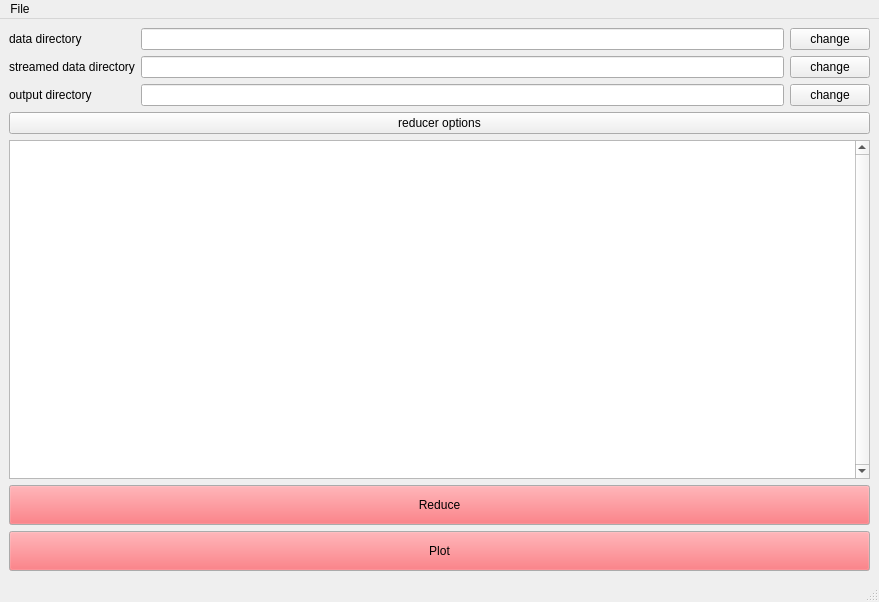
Above: refnx/reduce/_app/ui/slim.ui from refnx/refnx before the change. Below: the same form after it.
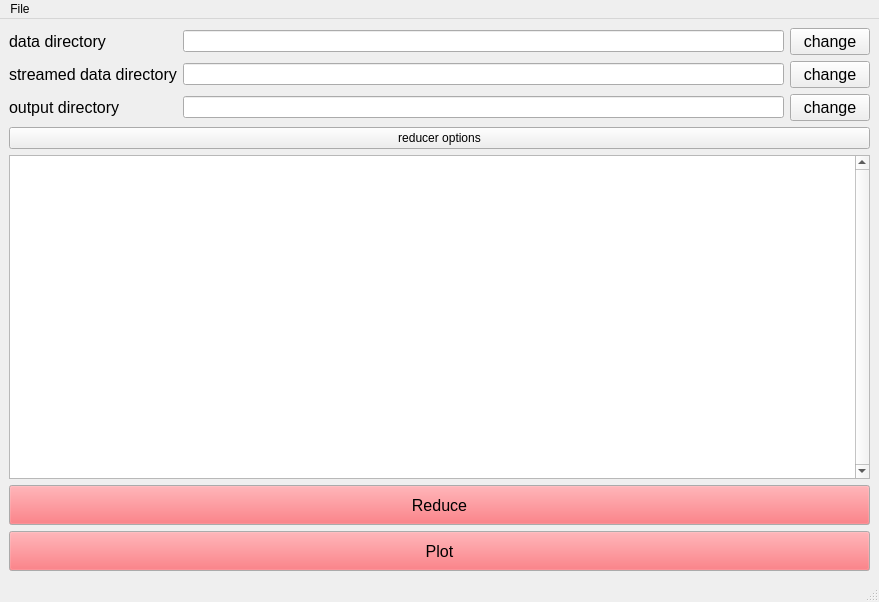
That is the form after the change.

Commit message: MAINT: fix various aspects of slim app

The edit to the form file:
```diff
--- a/refnx/reduce/_app/ui/slim.ui
+++ b/refnx/reduce/_app/ui/slim.ui
@@ -20,6 +20,11 @@
    <layout class="QGridLayout" name="gridLayout">
     <item row="0" column="0">
      <widget class="QLabel" name="label">
+      <property name="font">
+       <font>
+        <pointsize>12</pointsize>
+       </font>
+      </property>
       <property name="text">
        <string>data directory</string>
       </property>
@@ -34,6 +39,11 @@
     </item>
     <item row="0" column="2">
      <widget class="QPushButton" name="change_data_directory">
+      <property name="font">
+       <font>
+        <pointsize>12</pointsize>
+       </font>
+      </property>
       <property name="text">
        <string>change</string>
       </property>
@@ -41,6 +51,11 @@
     </item>
     <item row="1" column="0">
      <widget class="QLabel" name="label_3">
+      <property name="font">
+       <font>
+        <pointsize>12</pointsize>
+       </font>
+      </property>
       <property name="text">
        <string>streamed data directory</string>
       </property>
@@ -55,6 +70,11 @@
     </item>
     <item row="1" column="2">
      <widget class="QPushButton" name="change_streamed_directory">
+      <property name="font">
+       <font>
+        <pointsize>12</pointsize>
+       </font>
+      </property>
       <property name="text">
        <string>change</string>
       </property>
@@ -62,6 +82,11 @@
     </item>
     <item row="2" column="0">
      <widget class="QLabel" name="label_2">
+      <property name="font">
+       <font>
+        <pointsize>12</pointsize>
+       </font>
+      </property>
       <property name="text">
        <string>output directory</string>
       </property>
@@ -76,6 +101,11 @@
     </item>
     <item row="2" column="2">
      <widget class="QPushButton" name="change_output_directory">
+      <property name="font">
+       <font>
+        <pointsize>12</pointsize>
+       </font>
+      </property>
       <property name="text">
        <string>change</string>
       </property>
@@ -90,6 +120,11 @@
     </item>
     <item row="4" column="0" colspan="3">
      <widget class="QTableView" name="file_list">
+      <property name="font">
+       <font>
+        <pointsize>12</pointsize>
+       </font>
+      </property>
       <property name="verticalScrollBarPolicy">
        <enum>Qt::ScrollBarAlwaysOn</enum>
       </property>
@@ -97,10 +132,10 @@
        <bool>true</bool>
       </attribute>
       <attribute name="horizontalHeaderDefaultSectionSize">
-       <number>120</number>
+       <number>100</number>
       </attribute>
       <attribute name="horizontalHeaderStretchLastSection">
-       <bool>false</bool>
+       <bool>true</bool>
       </attribute>
      </widget>
     </item>
@@ -149,6 +184,11 @@
         </disabled>
        </palette>
       </property>
+      <property name="font">
+       <font>
+        <pointsize>12</pointsize>
+       </font>
+      </property>
       <property name="text">
        <string>Reduce</string>
       </property>
@@ -199,6 +239,11 @@
         </disabled>
        </palette>
       </property>
+      <property name="font">
+       <font>
+        <pointsize>12</pointsize>
+       </font>
+      </property>
       <property name="text">
        <string>Plot</string>
       </property>
```
The commit also changes 11 other files.
